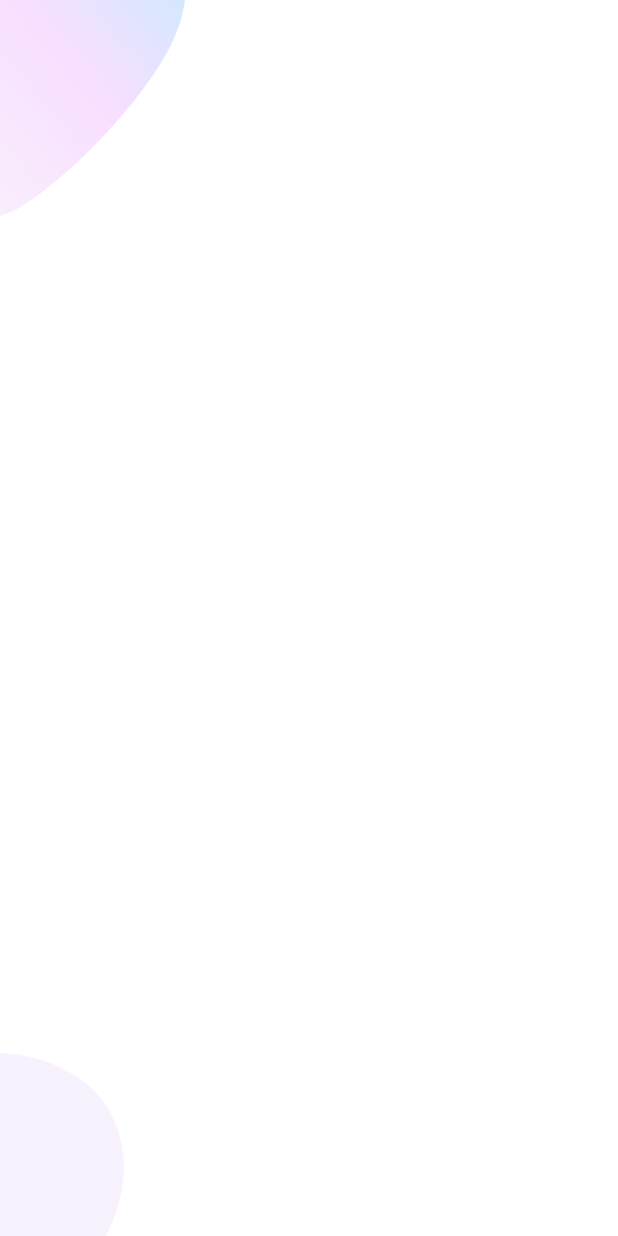
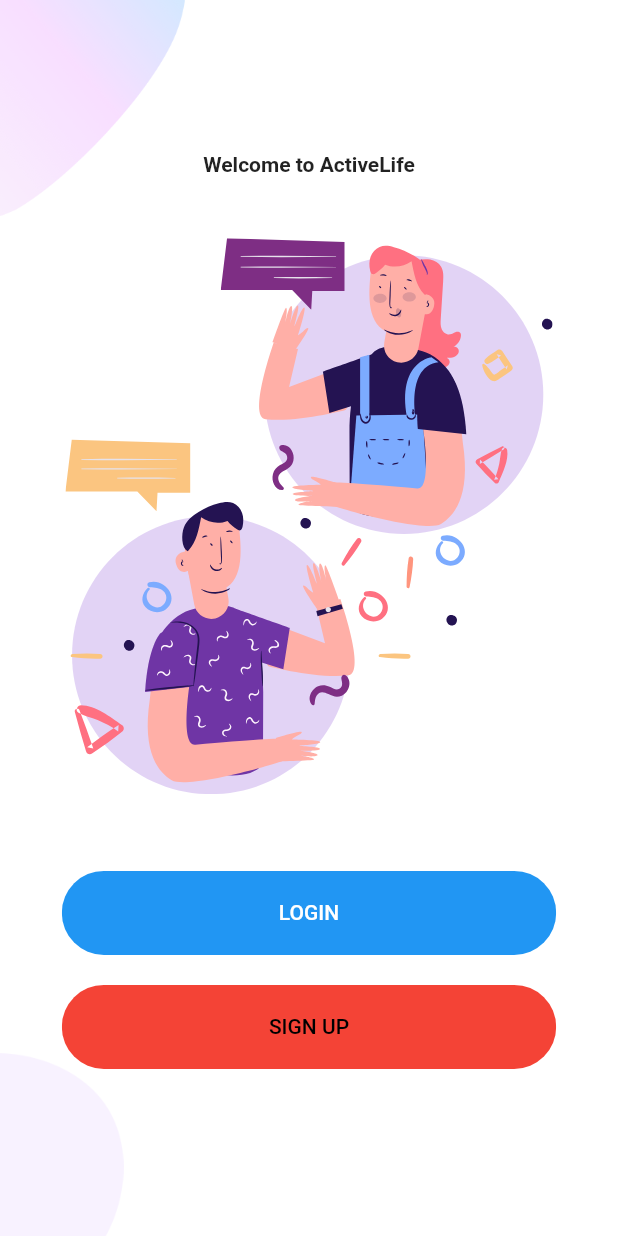
Before and after one commit to alindan-contact/TimeTable_App, a Flutter app: the screen it shows after launch, on a phone screen of 412 x 824 dp. Run offline on Flutter 3.47's test engine with Material 2 defaults, Android fonts, the phone set to English and light mode, and no system bars; our stand-ins replace flutter_svg.

Commit message:
Welcome Page With no full design

```diff
--- /dev/null
+++ b/timetable/lib/Screens/Welcome/components/background.dart
@@ -0,0 +1,37 @@
+import 'package:flutter/material.dart';
+
+class Background extends StatelessWidget {
+  final Widget child;
+  const Background({Key? key, required this.child}) : super(key: key);
+
+  @override
+  Widget build(BuildContext context) {
+    Size size = MediaQuery.of(context).size;
+    return Container(
+      height: size.height,
+      width: double.infinity,
+      child: Stack(
+        alignment: Alignment.center,
+        children: <Widget>[
+          Positioned(
+            top: 0,
+            left: 0,
+            child: Image.asset(
+              "assets/images/main_top.png",
+              width: size.width * 0.3,
+            ),
+          ),
+          Positioned(
+            bottom: 0,
+            left: 0,
+            child: Image.asset(
+              "assets/images/main_bottom.png",
+              width: size.width * 0.2,
+            ),
+          ),
+          child,
+        ],
+      ),
+    );
+  }
+}
--- a/timetable/lib/Screens/Welcome/components/body.dart
+++ b/timetable/lib/Screens/Welcome/components/body.dart
@@ -1,47 +1,45 @@
 import 'package:flutter/material.dart';
+import 'package:timetable/Screens/Welcome/components/background.dart';
+import 'package:flutter_svg/flutter_svg.dart';
+import 'package:timetable/components/rounded_button.dart';
+import 'package:timetable/constants.dart';
 
 class Body extends StatelessWidget {
   @override
   Widget build(BuildContext context) {
     // this size provide us total of width and height of our screen
     Size size = MediaQuery.of(context).size;
-    return Background(size: size);
-  }
-}
-
-class Background extends StatelessWidget {
-  const Background({
-    Key? key,
-    required this.size,
-  }) : super(key: key);
-
-  final Size size;
-
-  @override
-  Widget build(BuildContext context) {
-    return Container(
-      height: size.height,
-      width: double.infinity,
-      child: Stack(
-        alignment: Alignment.center,
-        children: <Widget>[
-          Positioned(
-            top: 0,
-            left: 0,
-            child: Image.asset(
-              "assets/images/main_top.png",
-              width: size.width * 0.3,
+    return Background(
+      child: SingleChildScrollView(
+        child: Column(
+          mainAxisAlignment: MainAxisAlignment.center,
+          children: <Widget>[
+            const Text(
+              "Welcome to ActiveLife",
+              style: TextStyle(fontWeight: FontWeight.bold),
             ),
-          ),
-          Positioned(
-            bottom: 0,
-            left: 0,
-            child: Image.asset(
-              "assets/images/main_bottom.png",
-              width: size.width * 0.2,
+            SizedBox(
+              height: size.height * 0.05,
             ),
-          ),
-        ],
+            SvgPicture.asset(
+              "assets/icons/chat.svg",
+              height: size.height * 0.45,
+            ),
+            SizedBox(
+              height: size.height * 0.05,
+            ),
+            RoundedButton(
+              text: "LOGIN",
+              press: () {},
+            ),
+            RoundedButton(
+              text: "SIGN UP",
+              color: kPrimaryLightColor,
+              textColor: Colors.black,
+              press: () {},
+            ),
+          ],
+        ),
       ),
     );
   }
--- /dev/null
+++ b/timetable/lib/components/rounded_button.dart
@@ -0,0 +1,39 @@
+import 'package:flutter/material.dart';
+import 'package:timetable/constants.dart';
+
+class RoundedButton extends StatelessWidget {
+  final String text;
+  final VoidCallback press;
+  final Color color, textColor;
+
+  const RoundedButton({
+    Key? key,
+    required this.text,
+    required this.press,
+    this.color = kPrimaryColor,
+    this.textColor = Colors.white,
+  }) : super(key: key);
+
+  @override
+  Widget build(BuildContext context) {
+    Size size = MediaQuery.of(context).size;
+    return Container(
+      margin: EdgeInsets.symmetric(vertical: 10),
+      width: size.width * 0.8,
+      child: ClipRRect(
+        borderRadius: BorderRadius.circular(29),
+        child: TextButton(
+          style: TextButton.styleFrom(
+            backgroundColor: color,
+            padding: EdgeInsets.symmetric(vertical: 20, horizontal: 40),
+          ),
+          onPressed: press,
+          child: Text(
+            text,
+            style: TextStyle(color: textColor),
+          ),
+        ),
+      ),
+    );
+  }
+}
--- a/timetable/lib/main.dart
+++ b/timetable/lib/main.dart
@@ -1,7 +1,7 @@
 import 'package:flutter/material.dart';
 import 'package:timetable/Screens/Welcome/welcome_screen.dart';
 import 'package:timetable/constants.dart';
-import 'package:timetable/constants.dart';
+
 
 
 void main() {
--- a/timetable/pubspec.yaml
+++ b/timetable/pubspec.yaml
@@ -33,10 +33,14 @@ dependencies:
     sdk: flutter
 
 
+
+
   # The following adds the Cupertino Icons font to your application.
   # Use with the CupertinoIcons class for iOS style icons.
   cupertino_icons: ^1.0.2
-  flutter_svg: ^0.17.4
+  flutter_svg: ^0.22.0
+  google_fonts: ^1.0.0
+  flutter_swiper: ^1.1.6
 
 dev_dependencies:
   flutter_test:
```
Also changed, not shown: timetable/pubspec.lock, 3 other files.
